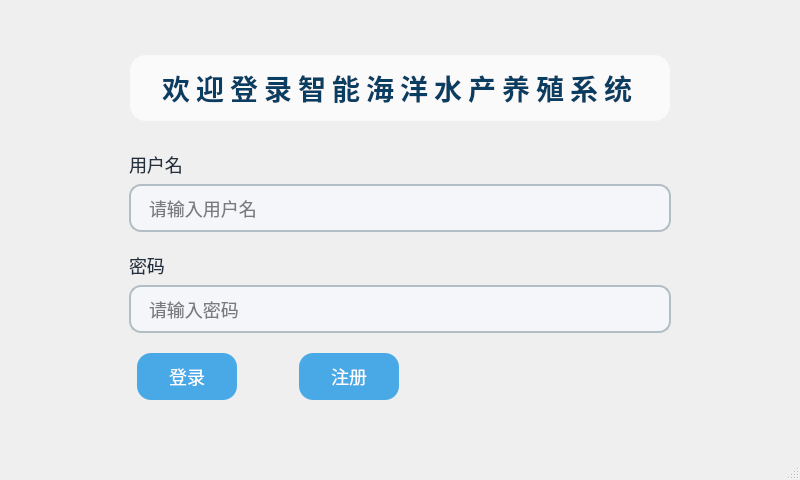
Old version of the form login.ui in the repository JinJieBeWater/oceanSystem.
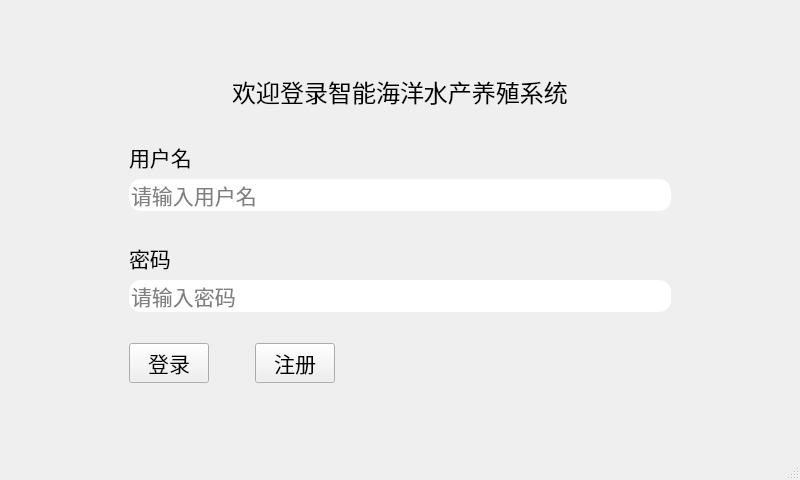
New version of the form. Icons and pictures are not drawn.

Commit message: ✨ feat(ui): 移除冗余样式，优化用户管理窗口和主窗口的界面布局

```diff
--- a/login.ui
+++ b/login.ui
@@ -20,42 +20,6 @@
   <property name="styleSheet">
    <string notr="true">
 QMainWindow{border-image: url(D:/University/Yue inlay/qt/oceaSsystem/resources/ocean.jpg);}
-QLabel#title {
-    color: #0a3d62;
-    font-size: 28px;
-    font-weight: bold;
-    letter-spacing: 6px;
-    background: rgba(255,255,255,0.7);
-    border-radius: 16px;
-    padding: 12px 32px;
-    margin-bottom: 18px;
-}
-QLabel {
-    font-size: 18px;
-    color: #222f3e;
-}
-QLineEdit {
-    border-radius: 12px;
-    border: 1.5px solid #b2bec3;
-    padding: 8px 16px;
-    font-size: 18px;
-    background: #f5f6fa;
-    margin-bottom: 8px;
-}
-QPushButton {
-    background-color: #48a9e6;
-    color: white;
-    border-radius: 14px;
-    font-size: 18px;
-    padding: 10px 32px;
-    margin: 0 8px;
-}
-QPushButton:hover {
-    background-color: #357ab7;
-}
-QWidget#centralwidget {
-    background: transparent;
-}
    </string>
   </property>
   <widget class="QWidget" name="centralwidget">
```
The commit also changes 5 other files.
